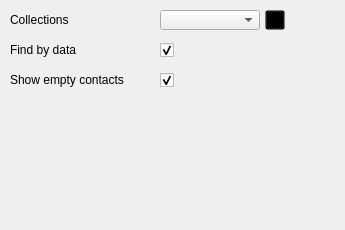
Qt form contacts/config.ui (KDE/akonadi-google-applets) before a commit.
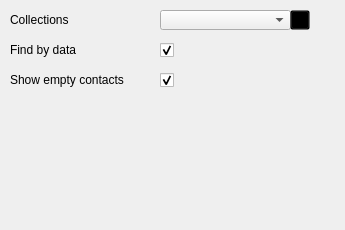
The same form after that commit.

Patch:
```diff
--- a/contacts/config.ui
+++ b/contacts/config.ui
@@ -37,7 +37,7 @@
     <rect>
      <x>160</x>
      <y>10</y>
-     <width>100</width>
+     <width>131</width>
      <height>20</height>
     </rect>
    </property>
@@ -57,7 +57,7 @@
   <widget class="QPushButton" name="loadCollections">
    <property name="geometry">
     <rect>
-     <x>265</x>
+     <x>290</x>
      <y>10</y>
      <width>20</width>
      <height>20</height>
```
